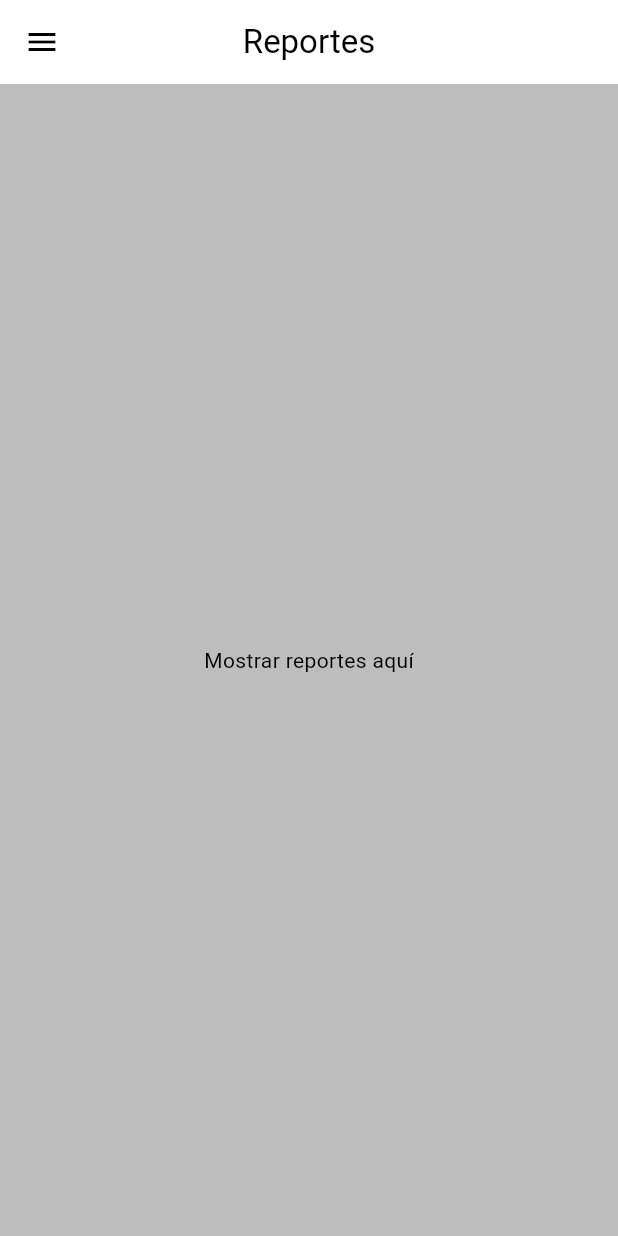
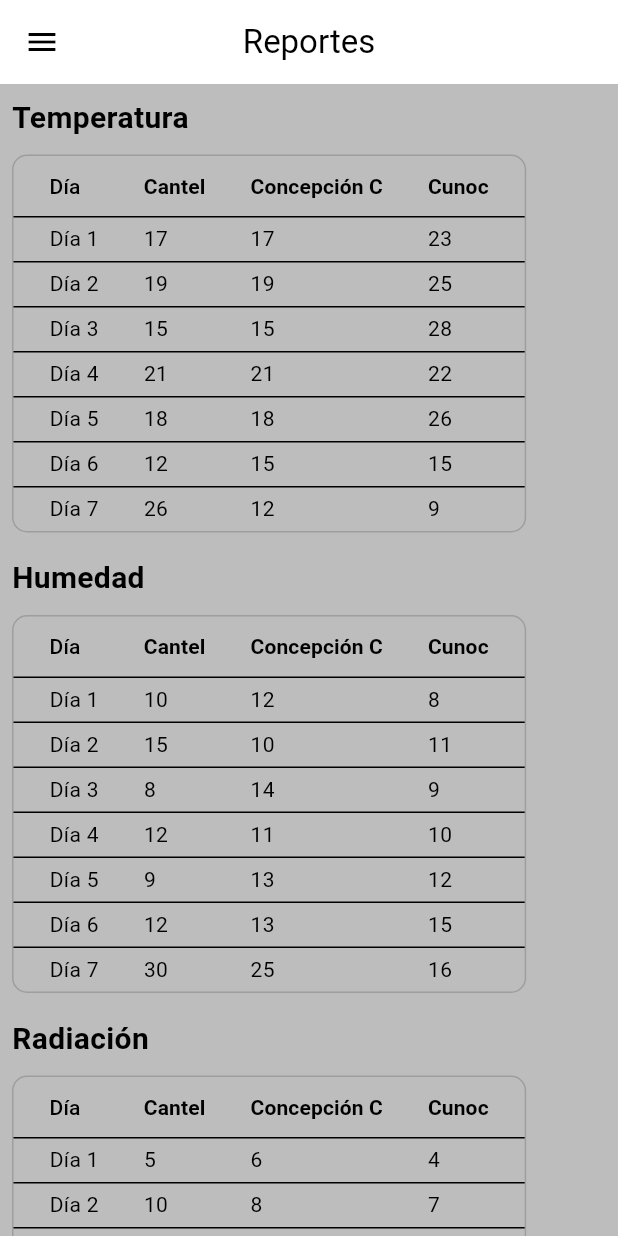
Before and after one commit to MarianoFrancisco/Weather-Station, a Flutter app: the screen it shows after launch, in the side drawer, after a tap on "Reportes", on a phone screen of 412 x 824 dp. Run offline on Flutter 3.47's test engine with Material 3 defaults, Android fonts, the light colour scheme and no system bars; our stand-ins replace fl_chart, shared_preferences, syncfusion_flutter_charts, syncfusion_flutter_gauges.

Commit message:
Adding information table

```diff
--- a/app/lib/pages/report/body.dart
+++ b/app/lib/pages/report/body.dart
@@ -1,13 +1,96 @@
 import 'package:flutter/material.dart';
 
-// @author Mariano Camposeco {@literal (mariano1941@outlook.es)}
 class ReportBody extends StatelessWidget {
-  const ReportBody({super.key});
+  const ReportBody({Key? key}) : super(key: key);
 
   @override
   Widget build(BuildContext context) {
-    return const Center(
-      child: Text('Mostrar reportes aquí'),
+    // Datos de ejemplo para las tablas
+    final List<TemperatureData> temperatureDataList = [
+      TemperatureData('Cantel', [17, 19, 15, 21, 18, 12, 26]),
+      TemperatureData('Concepción C', [17, 19, 15, 21, 18, 15, 12]),
+      TemperatureData('Cunoc', [23, 25, 28, 22, 26, 15, 9]),
+    ];
+
+    final List<TemperatureData> humidityDataList = [
+      TemperatureData('Cantel', [10, 15, 8, 12, 9, 12, 30]),
+      TemperatureData('Concepción C', [12, 10, 14, 11, 13, 13, 25]),
+      TemperatureData('Cunoc', [8, 11, 9, 10, 12, 15, 16]),
+    ];
+
+    final List<TemperatureData> radiationDataList = [
+      TemperatureData('Cantel', [5, 10, 7, 8, 6, 22, 15]),
+      TemperatureData('Concepción C', [6, 8, 5, 7, 9, 12, 25]),
+      TemperatureData('Cunoc', [4, 7, 6, 5, 8, 12, 15]),
+    ];
+
+    return Center( // Centra todo el contenido verticalmente
+      child: ListView(
+        shrinkWrap: true, // Para que el ListView ocupe solo el espacio que necesita
+        children: [
+          _buildTable('Temperatura', temperatureDataList),
+          _buildTable('Humedad', humidityDataList),
+          _buildTable('Radiación', radiationDataList),
+        ],
+      ),
+    );
+  }
+
+  Widget _buildTable(String title, List<TemperatureData> data) {
+    return Padding(
+      padding: const EdgeInsets.all(8.0),
+      child: Column(
+        crossAxisAlignment: CrossAxisAlignment.start,
+        children: [
+          Text(
+            title,
+            style: TextStyle(
+              fontSize: 20,
+              fontWeight: FontWeight.bold,
+            ),
+          ),
+          SizedBox(height: 10),
+          Container(
+            decoration: BoxDecoration(
+              border: Border.all(color: Colors.grey),
+              borderRadius: BorderRadius.circular(10),
+            ),
+            child: DataTable(
+              columnSpacing: 30,
+              headingRowHeight: 40,
+              dataRowHeight: 30,
+              columns: [
+                DataColumn(label: Text('Día')),
+                for (int i = 0; i < data.length; i++)
+                  DataColumn(
+                    label: Text(
+                      data[i].location,
+                      style: TextStyle(fontWeight: FontWeight.bold),
+                    ),
+                  ),
+              ],
+              rows: List.generate(
+                7, // Suponiendo que siempre hay 7 días de datos
+                (index) => DataRow(
+                  cells: [
+                    DataCell(Text('Día ${index + 1}')),
+                    for (int i = 0; i < data.length; i++)
+                      DataCell(Text('${data[i].temperatures[index]}')),
+                  ],
+                ),
+              ),
+            ),
+          ),
+        ],
+      ),
     );
   }
 }
+
+// Modelo de datos de ejemplo
+class TemperatureData {
+  final String location;
+  final List<int> temperatures;
+
+  TemperatureData(this.location, this.temperatures);
+}
```
